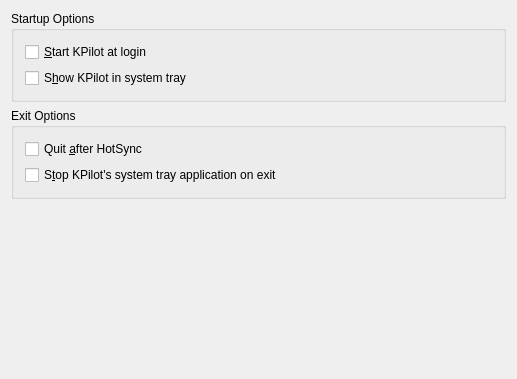
chusopr/kdepim-ktimetracker-akonadi, file kpilot/kpilot/config_page_startup.ui: the form before one commit.
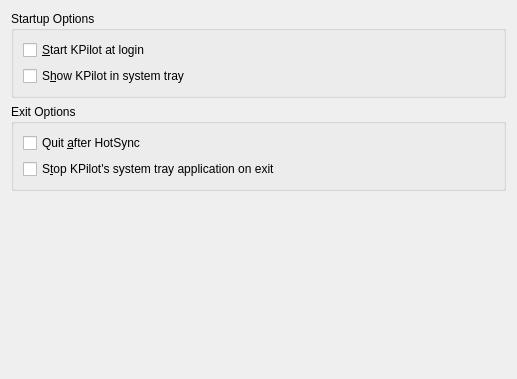
The form after the commit.

```diff
--- a/kpilot/kpilot/config_page_startup.ui
+++ b/kpilot/kpilot/config_page_startup.ui
@@ -92,8 +92,6 @@
    </item>
   </layout>
  </widget>
- <layoutdefault spacing="6" margin="11" />
- <pixmapfunction>qPixmapFromMimeSource</pixmapfunction>
  <resources/>
  <connections/>
 </ui>
```
